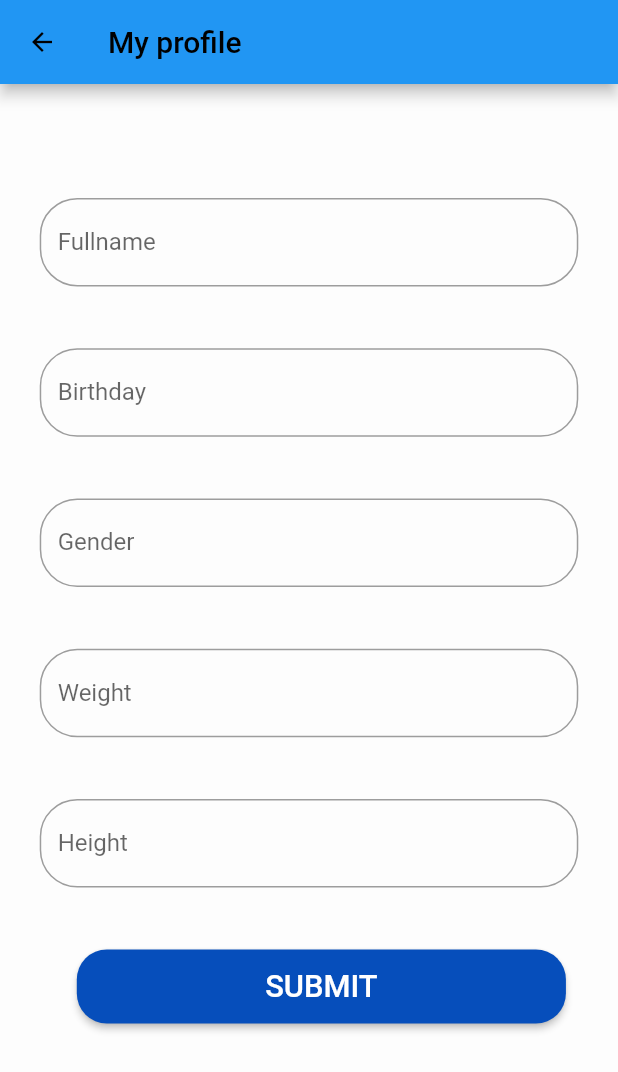
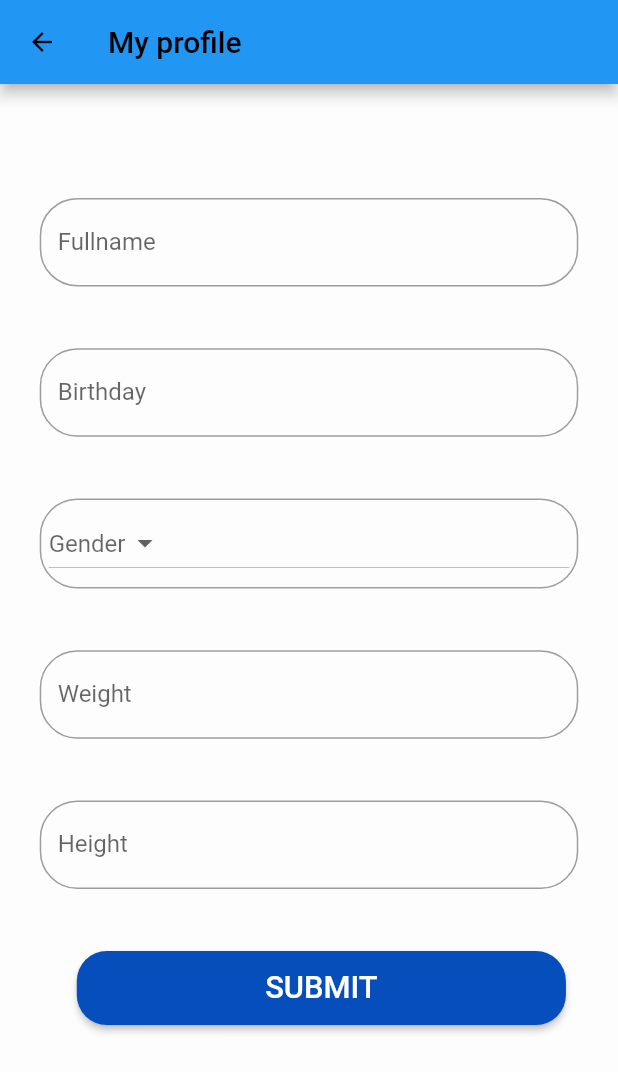
Before and after one commit to shahzebnaqvi/Medical_App, a Flutter app: the screen it shows after launch, on a phone screen of 412 x 824 dp. Shown: the top 1072 px of the screen. Run offline on Flutter 3.47's test engine with Material 2 defaults, Android fonts, the phone set to English and light mode, and no system bars; our stand-ins replace carousel_slider, flutter_speed_dial, get, image_picker, lottie; missing offline and left inert: ml_kit_ocr.

Commit message:
create  Profile screen

```diff
--- a/lib/Constants/constants.dart
+++ b/lib/Constants/constants.dart
@@ -13,4 +13,5 @@ class Constants {
   static const Color redcolor = Colors.red;
   static const Color blackcolor = Colors.black;
   static const Color cyan = Color.fromARGB(255, 82, 195, 180);
+  static const Color grey = Colors.grey;
 }
--- a/lib/Screens/auth/myprofile.dart
+++ b/lib/Screens/auth/myprofile.dart
@@ -11,6 +11,7 @@ class Profile extends StatefulWidget {
 }
 
 class _ProfileState extends State<Profile> {
+  String _dropDownValue = "";
   @override
   Widget build(BuildContext context) {
     return Scaffold(
@@ -63,14 +64,41 @@ class _ProfileState extends State<Profile> {
             SizedBox(
               height: MediaQuery.of(context).size.height * 0.05,
             ),
-            TextField(
-              cursorColor: Constants.blackcolor,
-              decoration: InputDecoration(
-                border:
-                    OutlineInputBorder(borderRadius: BorderRadius.circular(25)),
-                labelText: "Gender",
+
+            Container(
+              padding: EdgeInsets.all(05),
+              decoration: BoxDecoration(
+                  border: Border.all(color: Constants.grey),
+                  borderRadius: BorderRadius.circular(25)),
+              width: MediaQuery.of(context).size.width * 0.3,
+              child: DropdownButton<String>(
+                hint: _dropDownValue == ""
+                    ? Text('Gender')
+                    : Text(
+                        _dropDownValue,
+                        style: TextStyle(color: Constants.mainColor),
+                      ), // Not necessary for Option 1
+
+                items: <String>['Male', 'Female'].map((String value) {
+                  return DropdownMenuItem<String>(
+                    value: value,
+                    child: Text(value),
+                  );
+                }).toList(),
+                onChanged: (value) {
+                  setState(() {
+                    _dropDownValue = value!;
+                  });
+                },
               ),
             ),
+            // TextField(
+            //     cursorColor: Constants.blackcolor,
+            //     decoration: InputDecoration(
+            //       border: OutlineInputBorder(
+            //           borderRadius: BorderRadius.circular(25)),
+            //       labelText: "Gender",
+            //     )),
             SizedBox(
               height: MediaQuery.of(context).size.height * 0.05,
             ),
```
